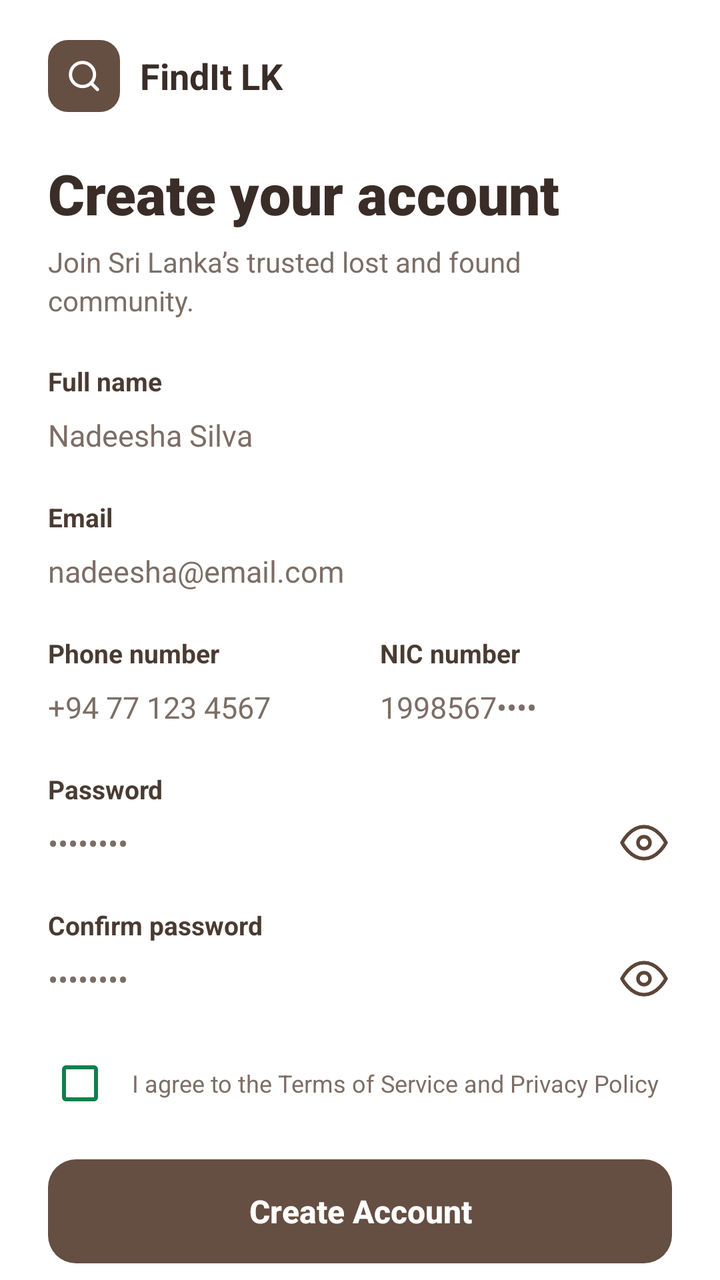
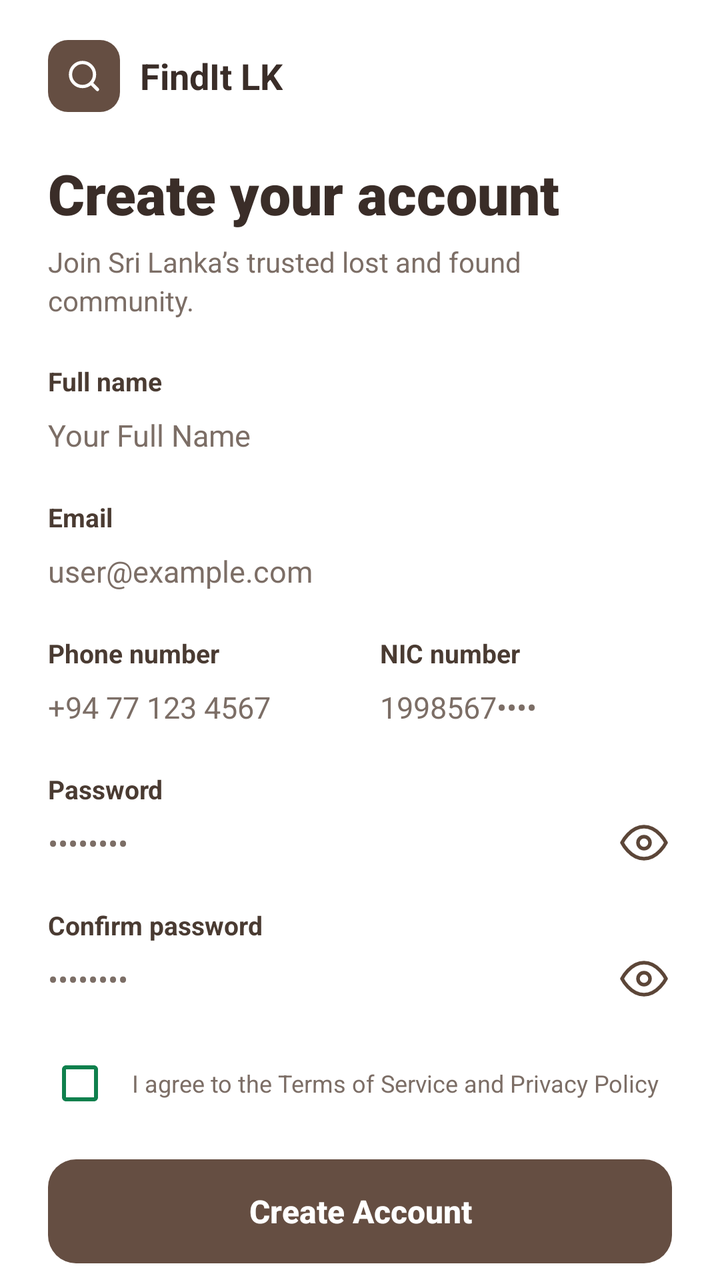

Compare the two renders of this Android layout. The source of the first and the diff that turns it into the second are given below.
<!-- AndroidManifest.xml: application theme Theme.LostAndFound -->
<!-- res/layout/fragment_signup.xml -->
<?xml version="1.0" encoding="utf-8"?>
<LinearLayout xmlns:android="http://schemas.android.com/apk/res/android"
    xmlns:app="http://schemas.android.com/apk/res-auto"
    xmlns:tools="http://schemas.android.com/tools"
    android:layout_width="match_parent"
    android:layout_height="match_parent"
    android:background="@color/white"
    android:orientation="vertical">

    
    <androidx.core.widget.NestedScrollView
        android:layout_width="match_parent"
        android:layout_height="0dp"
        android:layout_weight="1"
        android:fillViewport="true"
        android:overScrollMode="never"
        android:scrollbars="none">

        <LinearLayout
            android:layout_width="match_parent"
            android:layout_height="wrap_content"
            android:orientation="vertical"
            android:paddingStart="24dp"
            android:paddingTop="20dp"
            android:paddingEnd="24dp"
            android:paddingBottom="24dp">

            
            <LinearLayout
                android:layout_width="wrap_content"
                android:layout_height="wrap_content"
                android:gravity="center_vertical"
                android:orientation="horizontal">

                <FrameLayout
                    android:layout_width="36dp"
                    android:layout_height="36dp"
                    android:background="@drawable/bg_logo_squircle">

                    <ImageView
                        android:layout_width="18dp"
                        android:layout_height="18dp"
                        android:layout_gravity="center"
                        android:contentDescription="FindIt LK Logo"
                        android:src="@drawable/ic_search_white" />
                </FrameLayout>

                <TextView
                    android:layout_width="wrap_content"
                    android:layout_height="wrap_content"
                    android:layout_marginStart="10dp"
                    android:fontFamily="sans-serif-bold"
                    android:text="FindIt LK"
                    android:textColor="#3A2D28"
                    android:textSize="18sp"
                    android:textStyle="bold" />
            </LinearLayout>

            
            <TextView
                android:layout_width="wrap_content"
                android:layout_height="wrap_content"
                android:layout_marginTop="22dp"
                android:fontFamily="sans-serif-black"
                android:text="Create your account"
                android:textColor="#3A2D28"
                android:textSize="28sp"
                android:textStyle="bold" />

            <TextView
                android:layout_width="wrap_content"
                android:layout_height="wrap_content"
                android:layout_marginTop="6dp"
                android:fontFamily="sans-serif"
                android:lineSpacingExtra="3dp"
                android:text="Join Sri Lanka’s trusted lost and found\ncommunity."
                android:textColor="#7C6E66"
                android:textSize="14sp" />

            
            <TextView
                android:layout_width="wrap_content"
                android:layout_height="wrap_content"
                android:layout_marginTop="22dp"
                android:fontFamily="sans-serif-bold"
                android:text="Full name"
                android:textColor="#4A3B32"
                android:textSize="13sp"
                android:textStyle="bold" />

            <EditText
                android:id="@+id/inputFullName"
                android:layout_width="match_parent"
                android:layout_height="wrap_content"
                android:layout_marginTop="2dp"
                android:background="@null"
                android:fontFamily="sans-serif"
                android:hint="Nadeesha Silva"
                android:importantForAutofill="no"
                android:inputType="textPersonName"
                android:paddingTop="6dp"
                android:paddingBottom="6dp"
                android:textColor="#3A2D28"
                android:textColorHint="#7C6E66"
                android:textSize="15sp" />

            
            <TextView
                android:layout_width="wrap_content"
                android:layout_height="wrap_content"
                android:layout_marginTop="16dp"
                android:fontFamily="sans-serif-bold"
                android:text="Email"
                android:textColor="#4A3B32"
                android:textSize="13sp"
                android:textStyle="bold" />

            <EditText
                android:id="@+id/inputEmail"
                android:layout_width="match_parent"
                android:layout_height="wrap_content"
                android:layout_marginTop="2dp"
                android:background="@null"
                android:fontFamily="sans-serif"
                android:hint="nadeesha@email.com"
                android:importantForAutofill="no"
                android:inputType="textEmailAddress"
                android:paddingTop="6dp"
                android:paddingBottom="6dp"
                android:textColor="#3A2D28"
                android:textColorHint="#7C6E66"
                android:textSize="15sp" />

            
            <LinearLayout
                android:layout_width="match_parent"
                android:layout_height="wrap_content"
                android:layout_marginTop="16dp"
                android:baselineAligned="false"
                android:orientation="horizontal">

                
                <LinearLayout
                    android:layout_width="0dp"
                    android:layout_height="wrap_content"
                    android:layout_marginEnd="10dp"
                    android:layout_weight="1"
                    android:orientation="vertical">

                    <TextView
                        android:layout_width="wrap_content"
                        android:layout_height="wrap_content"
                        android:fontFamily="sans-serif-bold"
                        android:text="Phone number"
                        android:textColor="#4A3B32"
                        android:textSize="13sp"
                        android:textStyle="bold" />

                    <EditText
                        android:id="@+id/inputPhone"
                        android:layout_width="match_parent"
                        android:layout_height="wrap_content"
                        android:layout_marginTop="2dp"
                        android:background="@null"
                        android:fontFamily="sans-serif"
                        android:hint="+94 77 123 4567"
                        android:importantForAutofill="no"
                        android:inputType="phone"
                        android:paddingTop="6dp"
                        android:paddingBottom="6dp"
                        android:textColor="#3A2D28"
                        android:textColorHint="#7C6E66"
                        android:textSize="15sp" />
                </LinearLayout>

                
                <LinearLayout
                    android:layout_width="0dp"
                    android:layout_height="wrap_content"
                    android:layout_marginStart="10dp"
                    android:layout_weight="1"
                    android:orientation="vertical">

                    <TextView
                        android:layout_width="wrap_content"
                        android:layout_height="wrap_content"
                        android:fontFamily="sans-serif-bold"
                        android:text="NIC number"
                        android:textColor="#4A3B32"
                        android:textSize="13sp"
                        android:textStyle="bold" />

                    <EditText
                        android:id="@+id/inputNic"
                        android:layout_width="match_parent"
                        android:layout_height="wrap_content"
                        android:layout_marginTop="2dp"
                        android:background="@null"
                        android:fontFamily="sans-serif"
                        android:hint="1998567••••"
                        android:importantForAutofill="no"
                        android:inputType="text"
                        android:paddingTop="6dp"
                        android:paddingBottom="6dp"
                        android:textColor="#3A2D28"
                        android:textColorHint="#7C6E66"
                        android:textSize="15sp" />
                </LinearLayout>
            </LinearLayout>

            
            <TextView
                android:layout_width="wrap_content"
                android:layout_height="wrap_content"
                android:layout_marginTop="16dp"
                android:fontFamily="sans-serif-bold"
                android:text="Password"
                android:textColor="#4A3B32"
                android:textSize="13sp"
                android:textStyle="bold" />

            <LinearLayout
                android:layout_width="match_parent"
                android:layout_height="wrap_content"
                android:layout_marginTop="2dp"
                android:gravity="center_vertical"
                android:orientation="horizontal">

                <EditText
                    android:id="@+id/inputPassword"
                    android:layout_width="0dp"
                    android:layout_height="wrap_content"
                    android:layout_weight="1"
                    android:background="@null"
                    android:fontFamily="sans-serif"
                    android:hint="••••••••"
                    android:importantForAutofill="no"
                    android:inputType="textPassword"
                    android:paddingTop="6dp"
                    android:paddingBottom="6dp"
                    android:textColor="#3A2D28"
                    android:textColorHint="#7C6E66"
                    android:textSize="15sp" />

                <ImageView
                    android:id="@+id/btnTogglePassword"
                    android:layout_width="28dp"
                    android:layout_height="28dp"
                    android:clickable="true"
                    android:contentDescription="Toggle password visibility"
                    android:focusable="true"
                    android:padding="2dp"
                    android:src="@drawable/ic_eye" />
            </LinearLayout>

            
            <TextView
                android:layout_width="wrap_content"
                android:layout_height="wrap_content"
                android:layout_marginTop="16dp"
                android:fontFamily="sans-serif-bold"
                android:text="Confirm password"
                android:textColor="#4A3B32"
                android:textSize="13sp"
                android:textStyle="bold" />

            <LinearLayout
                android:layout_width="match_parent"
                android:layout_height="wrap_content"
                android:layout_marginTop="2dp"
                android:gravity="center_vertical"
                android:orientation="horizontal">

                <EditText
                    android:id="@+id/inputConfirmPassword"
                    android:layout_width="0dp"
                    android:layout_height="wrap_content"
                    android:layout_weight="1"
                    android:background="@null"
                    android:fontFamily="sans-serif"
                    android:hint="••••••••"
                    android:importantForAutofill="no"
                    android:inputType="textPassword"
                    android:paddingTop="6dp"
                    android:paddingBottom="6dp"
                    android:textColor="#3A2D28"
                    android:textColorHint="#7C6E66"
                    android:textSize="15sp" />

                <ImageView
                    android:id="@+id/btnToggleConfirmPassword"
                    android:layout_width="28dp"
                    android:layout_height="28dp"
                    android:clickable="true"
                    android:contentDescription="Toggle confirm password visibility"
                    android:focusable="true"
                    android:padding="2dp"
                    android:src="@drawable/ic_eye" />
            </LinearLayout>

            
            <LinearLayout
                android:layout_width="match_parent"
                android:layout_height="wrap_content"
                android:layout_marginTop="20dp"
                android:gravity="center_vertical"
                android:orientation="horizontal">

                <CheckBox
                    android:id="@+id/checkTerms"
                    android:layout_width="wrap_content"
                    android:layout_height="wrap_content"
                    android:buttonTint="#0E804D"
                    android:checked="false"
                    android:minWidth="0dp"
                    android:minHeight="0dp" />

                <TextView
                    android:id="@+id/textTerms"
                    android:layout_width="0dp"
                    android:layout_height="wrap_content"
                    android:layout_marginStart="10dp"
                    android:layout_weight="1"
                    android:fontFamily="sans-serif"
                    android:text="I agree to the Terms of Service and Privacy Policy"
                    android:textColor="#7C6E66"
                    android:textSize="12sp" />
            </LinearLayout>

            
            <TextView
                android:id="@+id/btnCreateAccount"
                android:layout_width="match_parent"
                android:layout_height="52dp"
                android:layout_marginTop="22dp"
                android:background="@drawable/bg_btn_create_account"
                android:clickable="true"
                android:focusable="true"
                android:fontFamily="sans-serif-medium"
                android:gravity="center"
                android:text="Create Account"
                android:textColor="@color/white"
                android:textSize="16sp"
                android:textStyle="bold" />

            
            <LinearLayout
                android:id="@+id/rowLogin"
                android:layout_width="wrap_content"
                android:layout_height="wrap_content"
                android:layout_gravity="center_horizontal"
                android:layout_marginTop="20dp"
                android:layout_marginBottom="24dp"
                android:clickable="true"
                android:focusable="true"
                android:orientation="horizontal">

                <TextView
                    android:layout_width="wrap_content"
                    android:layout_height="wrap_content"
                    android:fontFamily="sans-serif"
                    android:text="Already have an account? "
                    android:textColor="#7C6E66"
                    android:textSize="13sp" />

                <TextView
                    android:id="@+id/textLogin"
                    android:layout_width="wrap_content"
                    android:layout_height="wrap_content"
                    android:fontFamily="sans-serif-bold"
                    android:text="Login"
                    android:textColor="#0E804D"
                    android:textSize="13sp"
                    android:textStyle="bold" />
            </LinearLayout>

        </LinearLayout>
    </androidx.core.widget.NestedScrollView>

</LinearLayout>
<!-- resources referenced by this layout -->
<resources>
  <color name="white">#FFFFFFFF</color>
  <!-- drawable bg_btn_create_account (drawable) -->
  <?xml version="1.0" encoding="utf-8"?>
  <shape xmlns:android="http://schemas.android.com/apk/res/android"
      android:shape="rectangle">
      <corners android:radius="14dp" />
      <solid android:color="#654E42" />
  </shape>
  <!-- drawable bg_logo_squircle (drawable) -->
  <?xml version="1.0" encoding="utf-8"?>
  <shape xmlns:android="http://schemas.android.com/apk/res/android"
      android:shape="rectangle">
      <corners android:radius="10dp" />
      <solid android:color="#654E42" />
  </shape>
  <!-- drawable ic_eye (drawable) -->
  <vector xmlns:android="http://schemas.android.com/apk/res/android"
      android:width="24dp"
      android:height="24dp"
      android:viewportWidth="24"
      android:viewportHeight="24">
    <path
        android:fillColor="@android:color/transparent"
        android:strokeColor="#5C4638"
        android:strokeWidth="1.8"
        android:strokeLineCap="round"
        android:strokeLineJoin="round"
        android:pathData="M1,12s4,-8 11,-8 11,8 11,8 -4,8 -11,8 -11,-8 -11,-8z" />
    <path
        android:fillColor="@android:color/transparent"
        android:strokeColor="#5C4638"
        android:strokeWidth="1.8"
        android:strokeLineCap="round"
        android:strokeLineJoin="round"
        android:pathData="M12,12m-3,0a3,3 0 1,1 6,0a3,3 0 1,1 -6,0" />
  </vector>
  <!-- drawable ic_search_white (drawable) -->
  <vector xmlns:android="http://schemas.android.com/apk/res/android"
      android:width="20dp"
      android:height="20dp"
      android:viewportWidth="24"
      android:viewportHeight="24">
    <path
        android:fillColor="@android:color/transparent"
        android:strokeColor="#FFFFFF"
        android:strokeWidth="2.2"
        android:strokeLineCap="round"
        android:strokeLineJoin="round"
        android:pathData="M11,19A8,8 0 1,0 11,3a8,8 0 0,0 0,16zM21,21l-4.35,-4.35" />
  </vector>
  <style name="Theme.LostAndFound" parent="Base.Theme.LostAndFound" />
  <style name="Base.Theme.LostAndFound" parent="Theme.Material3.DayNight.NoActionBar">
          
          <item name="android:statusBarColor">@color/white</item>
          <item name="android:windowLightStatusBar" tools:targetApi="m">true</item>
          <item name="android:navigationBarColor">@color/white</item>
          <item name="android:windowLightNavigationBar" tools:targetApi="o_mr1">true</item>
      </style>
</resources>

<!-- the commit's change to res/layout/fragment_signup.xml (unified diff, before → after) -->
@@ -95,7 +95,7 @@
                 android:layout_marginTop="2dp"
                 android:background="@null"
                 android:fontFamily="sans-serif"
-                android:hint="Nadeesha Silva"
+                android:hint="Your Full Name"
                 android:importantForAutofill="no"
                 android:inputType="textPersonName"
                 android:paddingTop="6dp"
@@ -122,7 +122,7 @@
                 android:layout_marginTop="2dp"
                 android:background="@null"
                 android:fontFamily="sans-serif"
-                android:hint="nadeesha@email.com"
+                android:hint="user@example.com"
                 android:importantForAutofill="no"
                 android:inputType="textEmailAddress"
                 android:paddingTop="6dp"
